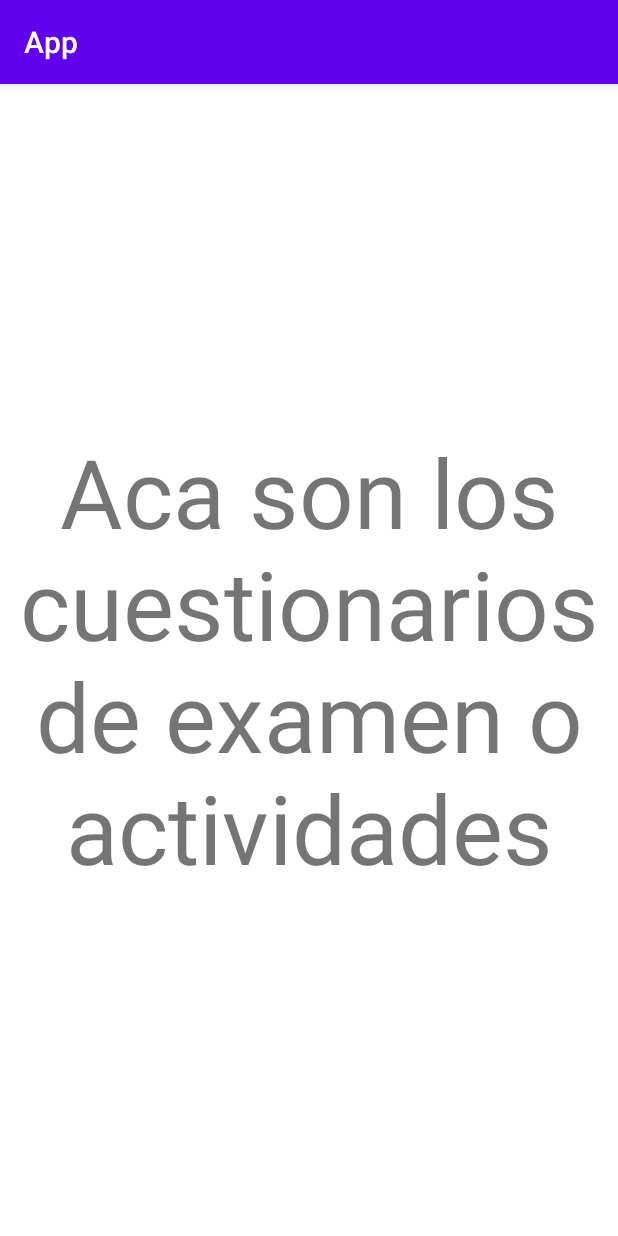
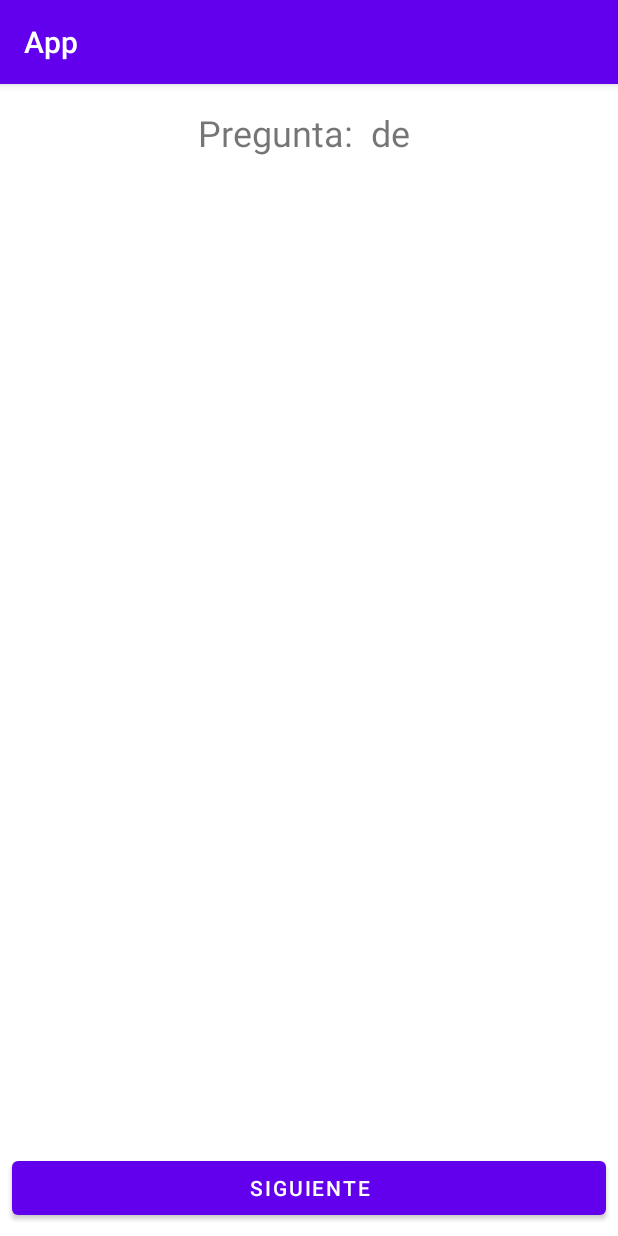
Before and after one commit to Hyromy/app-educativa-4.0, an Android app: the fragment ExerciseFragment shown on its own in the app's theme, on a phone screen of 412 x 824 dp. Run offline under Robolectric (Android 15) with nearby library versions, the phone set to English and light mode, and no system bars.

Commit message:
vista de Excercises con examen diagnostico parcialmente funcional

```diff
--- a/app/app/src/main/java/com/example/app/ui/themes/exercise/ExerciseViewModel.java
+++ /dev/null
@@ -1,7 +0,0 @@
-package com.example.app.ui.themes.exercise;
-
-import androidx.lifecycle.ViewModel;
-
-public class ExerciseViewModel extends ViewModel {
-    // TODO: Implement the ViewModel
-}
--- a/app/app/src/main/res/layout/fragment_exercise.xml
+++ b/app/app/src/main/res/layout/fragment_exercise.xml
@@ -6,14 +6,63 @@
     tools:context=".ui.themes.exercise.ExerciseFragment">
 
     <LinearLayout
+        android:id="@+id/screen_layout"
         android:orientation="vertical"
         android:layout_width="match_parent"
         android:layout_height="match_parent">
-        <TextView
+
+        <LinearLayout
+            android:id="@+id/header_layout"
+            android:orientation="horizontal"
             android:layout_width="match_parent"
-            android:layout_height="match_parent"
-            android:gravity="center"
-            android:text="Aca son los cuestionarios de examen o actividades"
-            android:textSize="64dp"/>
+            android:layout_height="wrap_content"
+            android:layout_margin="16dp"
+            android:gravity="center">
+
+            <TextView
+                android:layout_width="wrap_content"
+                android:layout_height="wrap_content"
+                android:textSize="24dp"
+                android:text="Pregunta: "/>
+
+            <TextView
+                android:id="@+id/i_question"
+                android:layout_width="wrap_content"
+                android:layout_height="wrap_content"
+                android:textSize="24dp"/>
+
+            <TextView
+                android:layout_width="wrap_content"
+                android:layout_height="wrap_content"
+                android:textSize="24dp"
+                android:text=" de "/>
+
+            <TextView
+                android:id="@+id/max_question"
+                android:layout_width="wrap_content"
+                android:layout_height="wrap_content"
+                android:textSize="24dp"/>
+        </LinearLayout>
+
+        <ScrollView
+            android:layout_width="match_parent"
+            android:layout_height="0px"
+            android:layout_weight="1"
+            android:padding="8dp">
+
+            <LinearLayout
+                android:id="@+id/layout"
+                android:orientation="vertical"
+                android:layout_width="match_parent"
+                android:layout_height="match_parent">
+            </LinearLayout>
+        </ScrollView>
+
+        <Button
+            android:id="@+id/btn_next"
+            android:layout_width="match_parent"
+            android:layout_height="wrap_content"
+            android:layout_margin="8dp"
+            android:text="siguiente"/>
     </LinearLayout>
 </FrameLayout>
```
Also changed, not shown: app/app/src/main/java/com/example/app/ui/themes/exercise/ExcerciseModel.java (added, +96 -0 lines), app/app/src/main/java/com/example/app/ui/themes/exercise/ExerciseFragment.java (+89 -14 lines), app/app/src/main/java/com/example/app/utils/drawer/ExcerciseDrawer.java (added, +20 -0 lines).
